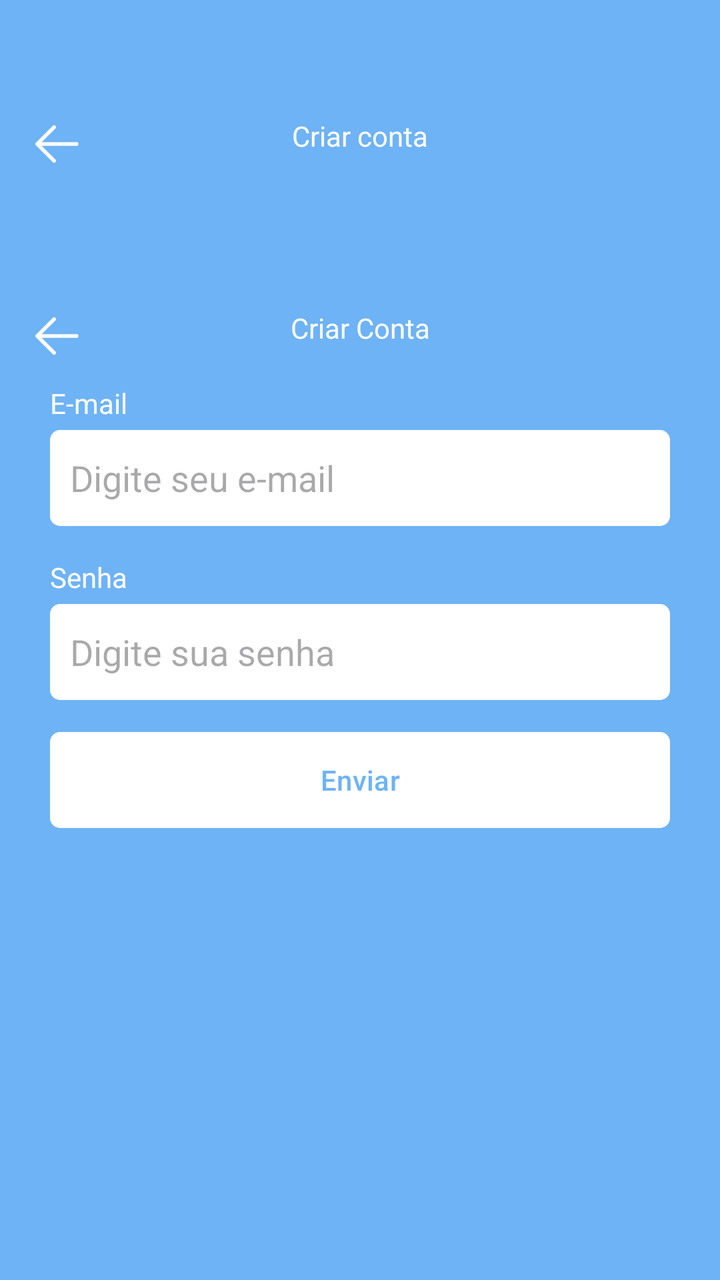
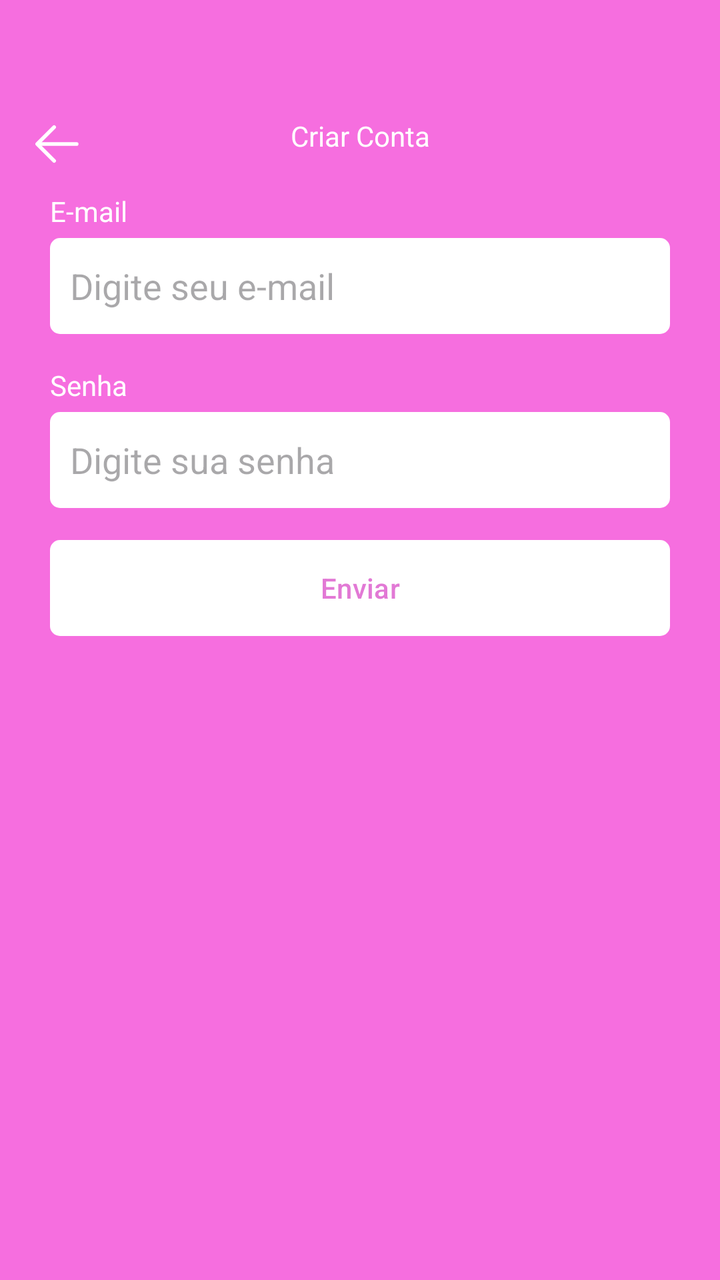

Two renders of the same Android screen: before a commit and after it. Below are the layout's source before the change and the commit's diff.
<!-- AndroidManifest.xml: application theme Theme.Kanban -->
<!-- res/layout/fragment_register.xml -->
<?xml version="1.0" encoding="utf-8"?>
<ScrollView xmlns:android="http://schemas.android.com/apk/res/android"
    xmlns:tools="http://schemas.android.com/tools"
    android:layout_width="match_parent"
    android:layout_height="match_parent"
    xmlns:app="http://schemas.android.com/apk/res-auto"
    tools:context=".ui.auth.RegisterFragment"
    android:fillViewport="true">

    
    <LinearLayout
        android:id="@+id/linearLayout"
        android:layout_width="match_parent"
        android:layout_height="wrap_content"
        android:orientation="vertical">
        <com.google.android.material.appbar.MaterialToolbar
        android:id="@+id/toolbar"
        android:layout_width="match_parent"
        android:layout_height="wrap_content"
        app:navigationIcon="@drawable/icback"
        android:paddingTop="40dp" >

        <TextView
        android:layout_width="wrap_content"
        android:layout_height="wrap_content"
        android:text="Criar conta"
        android:textColor="@color/white"
        android:layout_gravity="center_horizontal"/>

    </com.google.android.material.appbar.MaterialToolbar>

    <com.google.android.material.appbar.MaterialToolbar
        android:layout_width="match_parent"
        android:layout_height="wrap_content"
        app:navigationIcon="@drawable/icback"
        android:paddingTop="40dp"
        >
        <TextView
            android:layout_width="wrap_content"
            android:layout_height="wrap_content"
            android:text="Criar Conta"
            android:textColor="@color/white"
            android:layout_gravity="center_horizontal"
        />
    </com.google.android.material.appbar.MaterialToolbar>
        <LinearLayout
            android:layout_width="match_parent"
            android:layout_height="wrap_content"
            app:layout_constraintBaseline_toBottomOf="parent"
            app:layout_constraintEnd_toEndOf="parent"
            app:layout_constraintStart_toStartOf="parent"
            app:layout_constraintTop_toTopOf="parent"
            android:orientation="vertical"
            android:layout_marginHorizontal="25dp">
        <TextView
            android:layout_width="wrap_content"
            android:layout_height="wrap_content"
            android:text="E-mail"
            android:textColor="@color/white"/>
        <EditText
            android:layout_width="match_parent"
            android:layout_height="48dp"
            android:hint="Digite seu e-mail"
            android:inputType="textEmailAddress"
            android:padding="10dp"
            android:layout_marginTop="4dp"
            android:background="@drawable/bg_edit_text"/>
        <TextView
            android:layout_width="wrap_content"
            android:layout_height="wrap_content"
            android:text="Senha"
            android:textColor="@color/white"
            android:layout_marginTop="16dp"/>

        <EditText
            android:layout_width="match_parent"
            android:layout_height="48dp"
            android:inputType="textPassword"
            android:hint="Digite sua senha"
            android:padding="10dp"
            android:layout_marginTop="4dp"
            android:background="@drawable/bg_edit_text"/>

        <com.google.android.material.button.MaterialButton
            android:layout_width="match_parent"
            android:layout_height="wrap_content"
            android:text="Enviar"
            android:textColor="@color/primaria"
            app:backgroundTint="@null"
            android:layout_marginTop="16dp"
            android:background="@drawable/bg_btn"

            />
        <ProgressBar
            android:layout_width="wrap_content"
            android:layout_height="wrap_content"
            android:layout_marginTop="8dp"
            android:indeterminateTint="@color/white"
            android:layout_gravity="center"
            android:visibility="invisible"
            tools:visibility="visible"/>
        </LinearLayout>
    </LinearLayout>
</ScrollView>
<!-- resources referenced by this layout -->
<resources>
  <color name="primaria">#6EB3F6</color>
  <color name="white">#FFFFFFFF</color>
  <!-- drawable bg_btn (drawable) -->
  <?xml version="1.0" encoding="utf-8"?>
  <shape xmlns:android="http://schemas.android.com/apk/res/android"
      android:shape="rectangle">
      <solid android:color="@color/white"/>
      <corners android:radius="5dp"/>
  </shape>
  <!-- drawable bg_edit_text (drawable) -->
  <?xml version="1.0" encoding="utf-8"?>
  <shape xmlns:android="http://schemas.android.com/apk/res/android"
      android:shape="rectangle">
      <solid android:color="@color/white"/>
      <corners android:radius="5dp"/>
  </shape>
  <!-- drawable icback (drawable) -->
  <vector xmlns:android="http://schemas.android.com/apk/res/android"
      android:width="30dp"
      android:height="30dp"
      android:viewportWidth="1024"
      android:viewportHeight="1024">
    <path
        android:pathData="M224,480h640a32,32 0,1 1,0 64H224a32,32 0,0 1,0 -64z"
        android:fillColor="@color/white"/>
    <path
        android:pathData="m237.2,512 l265.4,265.3a32,32 0,0 1,-45.3 45.3l-288,-288a32,32 0,0 1,0 -45.3l288,-288a32,32 0,1 1,45.3 45.3L237.2,512z"
        android:fillColor="@color/white"/>
  </vector>
  <style name="Theme.Kanban" parent="Base.Theme.Kanban" />
  <style name="Base.Theme.Kanban" parent="Theme.Material3.DayNight.NoActionBar">
          
          
          <item name="colorPrimary">@color/primaria</item>
          <item name="colorPrimaryVariant">@color/primariaVariante</item>
          <item name="android:windowBackground">@color/fundo</item>
      </style>
  <color name="primariaVariante">#4A64C3</color>
  <color name="fundo">#6EB3F6</color>
</resources>

<!-- the commit's change to res/layout/fragment_register.xml (unified diff, before → after) -->
@@ -13,21 +13,9 @@
         android:layout_width="match_parent"
         android:layout_height="wrap_content"
         android:orientation="vertical">
-        <com.google.android.material.appbar.MaterialToolbar
-        android:id="@+id/toolbar"
-        android:layout_width="match_parent"
-        android:layout_height="wrap_content"
-        app:navigationIcon="@drawable/icback"
-        android:paddingTop="40dp" >
 
-        <TextView
-        android:layout_width="wrap_content"
-        android:layout_height="wrap_content"
-        android:text="Criar conta"
-        android:textColor="@color/white"
-        android:layout_gravity="center_horizontal"/>
 
-    </com.google.android.material.appbar.MaterialToolbar>
+
 
     <com.google.android.material.appbar.MaterialToolbar
         android:layout_width="match_parent"
@@ -62,6 +50,7 @@
             android:layout_height="48dp"
             android:hint="Digite seu e-mail"
             android:inputType="textEmailAddress"
+            android:id="@+id/editTextEmail"
             android:padding="10dp"
             android:layout_marginTop="4dp"
             android:background="@drawable/bg_edit_text"/>
@@ -69,6 +58,7 @@
             android:layout_width="wrap_content"
             android:layout_height="wrap_content"
             android:text="Senha"
+            android:id="@+id/editTextSenha"
             android:textColor="@color/white"
             android:layout_marginTop="16dp"/>
 
@@ -87,6 +77,7 @@
             android:text="Enviar"
             android:textColor="@color/primaria"
             app:backgroundTint="@null"
+            android:id="@+id/buttonResgister"
             android:layout_marginTop="16dp"
             android:background="@drawable/bg_btn"
 
<!-- resource entries referenced after the edit -->
@@ -1,6 +1,6 @@
 <!-- resources referenced by this layout -->
 <resources>
-  <color name="primaria">#6EB3F6</color>
+  <color name="primaria">#E279D5</color>
   <color name="white">#FFFFFFFF</color>
   <!-- drawable bg_btn (drawable) -->
   <?xml version="1.0" encoding="utf-8"?>
@@ -37,7 +37,7 @@
           <item name="colorPrimaryVariant">@color/primariaVariante</item>
           <item name="android:windowBackground">@color/fundo</item>
       </style>
-  <color name="primariaVariante">#4A64C3</color>
-  <color name="fundo">#6EB3F6</color>
+  <color name="primariaVariante">#DC33A9</color>
+  <color name="fundo">#F66EDF</color>
 </resources>
 
